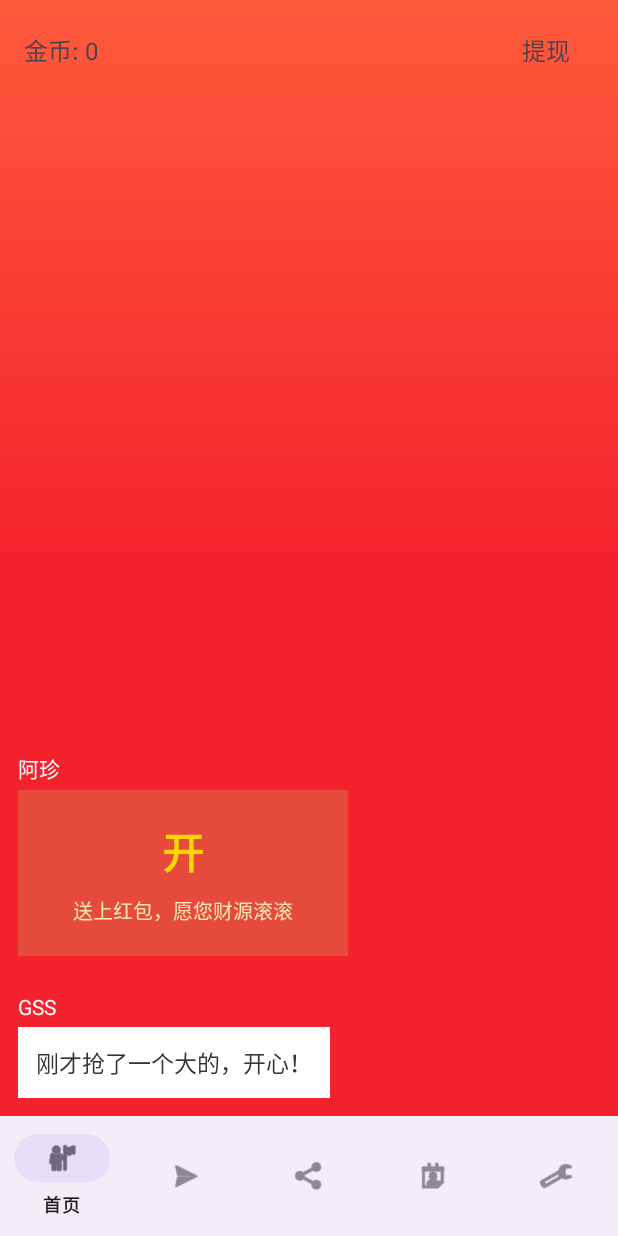
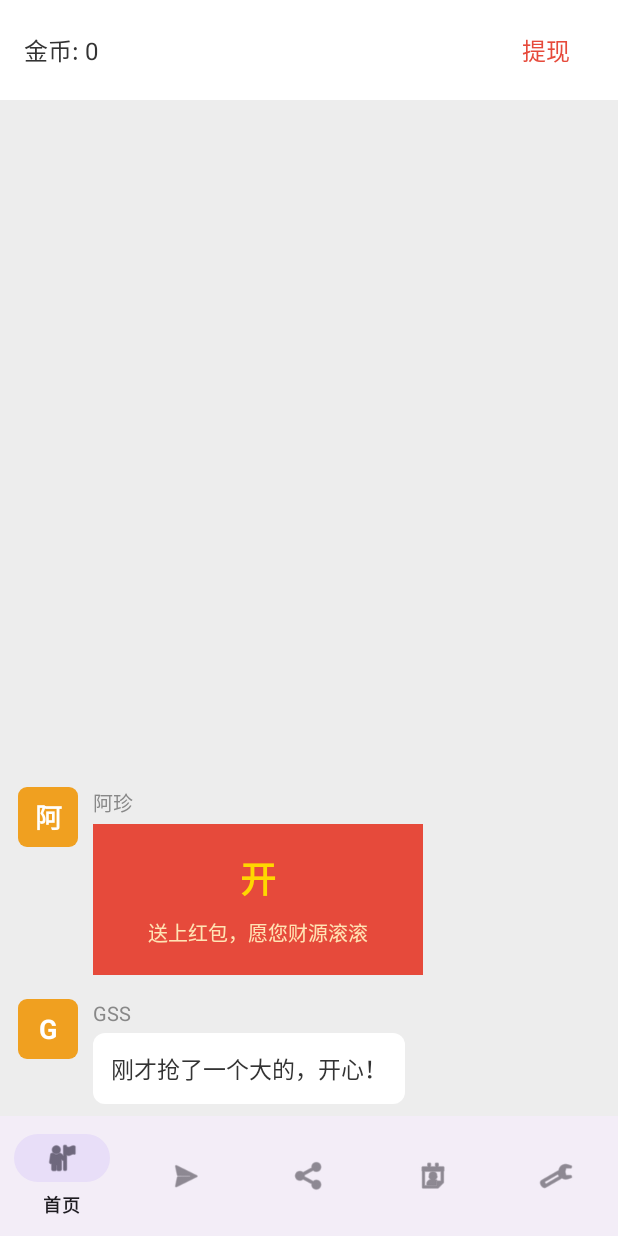
Before and after one commit to Tony0223/redbao, an Android app: the fragment RedPacketFragment placed in its activity, on a phone screen of 412 x 824 dp. Run offline under Robolectric (Android 15) with nearby library versions, the phone set to English and light mode, and no system bars; libraries missing offline, so code that uses them is left out: com.bytedance.sdk, com.tencent.mm; pictures from the network do not load; 12 statements that could not run were skipped.

Commit message:
fix: 红包群改浅灰群聊样式 + 客服弹窗改底部满屏平铺
1. 红包群背景由红色渐变改为微信浅灰(#EDEDED)，顶部栏白底；红包本就是红的，
   再叠红底太冲。
2. 红包群消息改成微信群聊样式：头像(昵称首字)+ 昵称 + 白色气泡/红包卡片，
   每条消息都清楚是某个人发的。
3. 联系客服弹窗由中间窄卡片改为底部左右满屏平铺弹层(顶部圆角)，字号也调小。

Co-Authored-By: Claude Opus 4.8 <noreply@anthropic.com>
Claude-Session: https://claude.ai/code/session_01XRbkrZTHoVy4fuLVcFCGXi

```diff
--- a/android/app/src/main/java/com/tonyapp/djxplugin/redpacket/RedPacketAdapter.java
+++ b/android/app/src/main/java/com/tonyapp/djxplugin/redpacket/RedPacketAdapter.java
@@ -53,10 +53,12 @@ public class RedPacketAdapter extends RecyclerView.Adapter<RecyclerView.ViewHold
         RedPacketItem item = items.get(position);
         if (holder instanceof TextViewHolder) {
             TextViewHolder h = (TextViewHolder) holder;
+            h.avatar.setText(avatarChar(item.nickname));
             h.nickname.setText(item.nickname);
             h.content.setText(item.content);
         } else if (holder instanceof RedPacketViewHolder) {
             RedPacketViewHolder h = (RedPacketViewHolder) holder;
+            h.avatar.setText(avatarChar(item.nickname));
             h.nickname.setText(item.nickname);
             h.hint.setText(item.opened ? "红包已领取" : item.content);
             h.card.setAlpha(item.opened ? 0.5f : 1f);
@@ -84,22 +86,32 @@ public class RedPacketAdapter extends RecyclerView.Adapter<RecyclerView.ViewHold
         return items.size();
     }
 
+    /** 昵称首字当头像文字，空的兜个默认 */
+    private static String avatarChar(String nickname) {
+        if (nickname == null || nickname.isEmpty()) return "群";
+        return nickname.substring(0, 1);
+    }
+
     static class TextViewHolder extends RecyclerView.ViewHolder {
+        TextView avatar;
         TextView nickname;
         TextView content;
         TextViewHolder(View itemView) {
             super(itemView);
+            avatar = itemView.findViewById(R.id.tv_avatar);
             nickname = itemView.findViewById(R.id.tv_nickname);
             content = itemView.findViewById(R.id.tv_content);
         }
     }
 
     static class RedPacketViewHolder extends RecyclerView.ViewHolder {
+        TextView avatar;
         TextView nickname;
         TextView hint;
         View card;
         RedPacketViewHolder(View itemView) {
             super(itemView);
+            avatar = itemView.findViewById(R.id.tv_avatar);
             nickname = itemView.findViewById(R.id.tv_nickname);
             hint = itemView.findViewById(R.id.tv_redpacket_hint);
             card = itemView.findViewById(R.id.card_redpacket);
--- a/android/app/src/main/java/com/tonyfeng/jinshisuda/fragment/MineFragment.java
+++ b/android/app/src/main/java/com/tonyfeng/jinshisuda/fragment/MineFragment.java
@@ -205,7 +205,12 @@ public class MineFragment extends Fragment {
         View view = LayoutInflater.from(requireContext()).inflate(R.layout.dialog_contact, null);
         dialog.setContentView(view);
         if (dialog.getWindow() != null) {
-            dialog.getWindow().setBackgroundDrawable(new ColorDrawable(Color.TRANSPARENT));
+            android.view.Window w = dialog.getWindow();
+            w.setBackgroundDrawable(new ColorDrawable(Color.TRANSPARENT));
+            // 左右满屏平铺、贴底弹出，像个底部弹层
+            w.setLayout(android.view.ViewGroup.LayoutParams.MATCH_PARENT,
+                    android.view.ViewGroup.LayoutParams.WRAP_CONTENT);
+            w.setGravity(android.view.Gravity.BOTTOM);
         }
 
         ((TextView) view.findViewById(R.id.tv_contact_qq)).setText(contactQq);
--- a/android/app/src/main/java/com/tonyfeng/jinshisuda/fragment/RedPacketFragment.java
+++ b/android/app/src/main/java/com/tonyfeng/jinshisuda/fragment/RedPacketFragment.java
@@ -78,17 +78,20 @@ public class RedPacketFragment extends Fragment {
         root.setOrientation(LinearLayout.VERTICAL);
         root.setLayoutParams(new LinearLayout.LayoutParams(
                 LinearLayout.LayoutParams.MATCH_PARENT, LinearLayout.LayoutParams.MATCH_PARENT));
-        // 背景和福利页/我的页保持一致，别再是默认黑底
-        root.setBackgroundResource(com.tonyfeng.jinshisuda.R.drawable.bg_welfare_page);
+        // 群聊背景用微信那种浅灰，别用红色（红包本来就红，再红底太冲）
+        root.setBackgroundColor(0xFFEDEDED);
 
         LinearLayout topBar = new LinearLayout(requireContext());
         topBar.setOrientation(LinearLayout.HORIZONTAL);
         topBar.setPadding(24, 24, 24, 24);
+        topBar.setGravity(android.view.Gravity.CENTER_VERTICAL);
+        topBar.setBackgroundColor(0xFFFFFFFF);   // 群聊标题栏白底
         topBar.setLayoutParams(new LinearLayout.LayoutParams(
                 LinearLayout.LayoutParams.MATCH_PARENT, LinearLayout.LayoutParams.WRAP_CONTENT));
 
         tvCoin = new TextView(requireContext());
         tvCoin.setText("金币: 0");
+        tvCoin.setTextColor(0xFF333333);
         tvCoin.setTextSize(16);
         LinearLayout.LayoutParams coinParams = new LinearLayout.LayoutParams(
                 0, LinearLayout.LayoutParams.WRAP_CONTENT, 1f);
@@ -96,6 +99,7 @@ public class RedPacketFragment extends Fragment {
 
         TextView tvWithdraw = new TextView(requireContext());
         tvWithdraw.setText("提现");
+        tvWithdraw.setTextColor(0xFFE64A3B);
         tvWithdraw.setTextSize(16);
         tvWithdraw.setPadding(24, 8, 24, 8);
         tvWithdraw.setOnClickListener(v ->
--- /dev/null
+++ b/android/app/src/main/res/drawable/bg_chat_avatar.xml
@@ -0,0 +1,7 @@
+<?xml version="1.0" encoding="utf-8"?>
+<!-- 群聊头像圆底，里面放昵称首字 -->
+<shape xmlns:android="http://schemas.android.com/apk/res/android"
+    android:shape="rectangle">
+    <solid android:color="#F0A020" />
+    <corners android:radius="6dp" />
+</shape>
--- /dev/null
+++ b/android/app/src/main/res/drawable/bg_chat_bubble.xml
@@ -0,0 +1,7 @@
+<?xml version="1.0" encoding="utf-8"?>
+<!-- 群聊文字气泡：白底圆角 -->
+<shape xmlns:android="http://schemas.android.com/apk/res/android"
+    android:shape="rectangle">
+    <solid android:color="#FFFFFF" />
+    <corners android:radius="8dp" />
+</shape>
--- /dev/null
+++ b/android/app/src/main/res/drawable/bg_sheet_top_round.xml
@@ -0,0 +1,9 @@
+<?xml version="1.0" encoding="utf-8"?>
+<!-- 底部弹层：白底，只有上方两个角圆角 -->
+<shape xmlns:android="http://schemas.android.com/apk/res/android"
+    android:shape="rectangle">
+    <solid android:color="#FFFFFF" />
+    <corners
+        android:topLeftRadius="20dp"
+        android:topRightRadius="20dp" />
+</shape>
--- a/android/app/src/main/res/layout/dialog_contact.xml
+++ b/android/app/src/main/res/layout/dialog_contact.xml
@@ -1,14 +1,14 @@
 <?xml version="1.0" encoding="utf-8"?>
 <LinearLayout xmlns:android="http://schemas.android.com/apk/res/android"
-    android:layout_width="300dp"
+    android:layout_width="match_parent"
     android:layout_height="wrap_content"
-    android:background="@drawable/bg_white_card"
+    android:background="@drawable/bg_sheet_top_round"
     android:gravity="center_horizontal"
     android:orientation="vertical"
-    android:paddingLeft="22dp"
+    android:paddingLeft="24dp"
     android:paddingTop="24dp"
-    android:paddingRight="22dp"
-    android:paddingBottom="18dp">
+    android:paddingRight="24dp"
+    android:paddingBottom="28dp">
 
     <TextView
         android:layout_width="wrap_content"
--- a/android/app/src/main/res/layout/item_red_packet_redpacket.xml
+++ b/android/app/src/main/res/layout/item_red_packet_redpacket.xml
@@ -1,35 +1,55 @@
 <?xml version="1.0" encoding="utf-8"?>
+<!-- 群聊红包消息：头像 + 昵称 + 红包卡片，微信群聊样式 -->
 <LinearLayout xmlns:android="http://schemas.android.com/apk/res/android"
     android:layout_width="match_parent"
     android:layout_height="wrap_content"
-    android:orientation="vertical"
-    android:padding="12dp">
+    android:orientation="horizontal"
+    android:paddingLeft="12dp"
+    android:paddingRight="60dp"
+    android:paddingTop="8dp"
+    android:paddingBottom="8dp">
+
+    <TextView
+        android:id="@+id/tv_avatar"
+        android:layout_width="40dp"
+        android:layout_height="40dp"
+        android:background="@drawable/bg_chat_avatar"
+        android:gravity="center"
+        android:textColor="#FFFFFF"
+        android:textSize="18sp"
+        android:textStyle="bold" />
+
+    <LinearLayout
+        android:layout_width="wrap_content"
+        android:layout_height="wrap_content"
+        android:layout_marginStart="10dp"
+        android:orientation="vertical">
 
         <TextView
             android:id="@+id/tv_nickname"
             android:layout_width="wrap_content"
             android:layout_height="wrap_content"
-        android:textColor="#FFFFFF"
-        android:textSize="14sp"
-        android:layout_marginBottom="4dp" />
+            android:layout_marginBottom="4dp"
+            android:textColor="#888888"
+            android:textSize="13sp" />
 
         <LinearLayout
             android:id="@+id/card_redpacket"
             android:layout_width="220dp"
             android:layout_height="wrap_content"
+            android:background="#E64A3B"
+            android:clickable="true"
+            android:focusable="true"
+            android:gravity="center"
             android:orientation="vertical"
-        android:gravity="center"
-        android:background="#E64A3B"
-        android:padding="20dp"
-        android:clickable="true"
-        android:focusable="true">
+            android:padding="18dp">
 
             <TextView
                 android:layout_width="wrap_content"
                 android:layout_height="wrap_content"
                 android:text="开"
                 android:textColor="#FFD700"
-            android:textSize="28sp"
+                android:textSize="24sp"
                 android:textStyle="bold" />
 
             <TextView
@@ -39,7 +59,6 @@
                 android:layout_marginTop="8dp"
                 android:textColor="#FFE4B5"
                 android:textSize="13sp" />
-
         </LinearLayout>
-
     </LinearLayout>
+</LinearLayout>
--- a/android/app/src/main/res/layout/item_red_packet_text.xml
+++ b/android/app/src/main/res/layout/item_red_packet_text.xml
@@ -1,25 +1,45 @@
 <?xml version="1.0" encoding="utf-8"?>
+<!-- 群聊文字消息：头像 + 昵称 + 白色气泡，微信群聊样式 -->
 <LinearLayout xmlns:android="http://schemas.android.com/apk/res/android"
     android:layout_width="match_parent"
     android:layout_height="wrap_content"
-    android:orientation="vertical"
-    android:padding="12dp">
+    android:orientation="horizontal"
+    android:paddingLeft="12dp"
+    android:paddingRight="60dp"
+    android:paddingTop="8dp"
+    android:paddingBottom="8dp">
 
     <TextView
-        android:id="@+id/tv_nickname"
+        android:id="@+id/tv_avatar"
+        android:layout_width="40dp"
+        android:layout_height="40dp"
+        android:background="@drawable/bg_chat_avatar"
+        android:gravity="center"
+        android:textColor="#FFFFFF"
+        android:textSize="18sp"
+        android:textStyle="bold" />
+
+    <LinearLayout
         android:layout_width="wrap_content"
         android:layout_height="wrap_content"
-        android:textColor="#FFFFFF"
-        android:textSize="14sp"
-        android:layout_marginBottom="4dp" />
+        android:layout_marginStart="10dp"
+        android:orientation="vertical">
 
-    <TextView
-        android:id="@+id/tv_content"
-        android:layout_width="wrap_content"
-        android:layout_height="wrap_content"
-        android:background="#FFFFFF"
-        android:textColor="#333333"
-        android:textSize="15sp"
-        android:padding="12dp" />
+        <TextView
+            android:id="@+id/tv_nickname"
+            android:layout_width="wrap_content"
+            android:layout_height="wrap_content"
+            android:layout_marginBottom="4dp"
+            android:textColor="#888888"
+            android:textSize="13sp" />
 
+        <TextView
+            android:id="@+id/tv_content"
+            android:layout_width="wrap_content"
+            android:layout_height="wrap_content"
+            android:background="@drawable/bg_chat_bubble"
+            android:padding="12dp"
+            android:textColor="#333333"
+            android:textSize="15sp" />
+    </LinearLayout>
 </LinearLayout>
```
Lines whose indentation alone changed are shown as unchanged.
